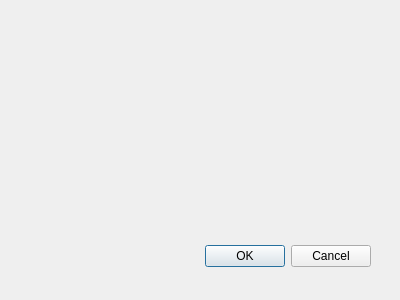
Qt form tidy_city_dialog_base.ui (IGNF/NeatMap) before a commit.
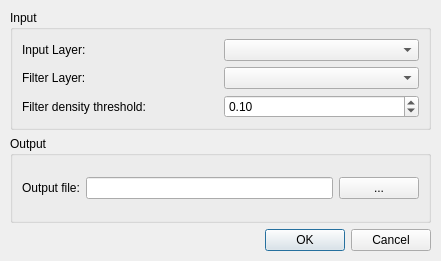
The same form after that commit.

Commit message: first version with sample measures

```diff
--- a/tidy_city_dialog_base.ui
+++ b/tidy_city_dialog_base.ui
@@ -1,32 +1,145 @@
 <ui version="4.0" >
  <class>TidyCityDialogBase</class>
- <widget class="QDialog" name="TidyCityDialogBase" >
-  <property name="geometry" >
+ <widget class="QDialog" name="TidyCityDialogBase">
+  <property name="geometry">
    <rect>
     <x>0</x>
     <y>0</y>
-    <width>400</width>
-    <height>300</height>
+    <width>441</width>
+    <height>261</height>
    </rect>
   </property>
   <property name="windowTitle" >
    <string>TidyCity</string>
   </property>
-  <widget class="QDialogButtonBox" name="button_box" >
-   <property name="geometry" >
+  <widget class="QWidget" name="verticalLayoutWidget">
+   <property name="geometry">
     <rect>
-     <x>30</x>
-     <y>240</y>
-     <width>341</width>
-     <height>32</height>
+     <x>10</x>
+     <y>10</y>
+     <width>421</width>
+     <height>241</height>
     </rect>
    </property>
-   <property name="orientation" >
-    <enum>Qt::Horizontal</enum>
-   </property>
-   <property name="standardButtons" >
-    <set>QDialogButtonBox::Cancel|QDialogButtonBox::Ok</set>
-   </property>
+   <layout class="QVBoxLayout" name="verticalLayout_2">
+    <item>
+     <widget class="QGroupBox" name="groupBox">
+      <property name="autoFillBackground">
+       <bool>false</bool>
+      </property>
+      <property name="title">
+       <string>Input</string>
+      </property>
+      <property name="flat">
+       <bool>false</bool>
+      </property>
+      <layout class="QVBoxLayout" name="verticalLayout_4">
+       <item>
+        <layout class="QHBoxLayout" name="horizontalLayout_6">
+         <item>
+          <widget class="QLabel" name="label_2">
+           <property name="text">
+            <string>Input Layer:</string>
+           </property>
+          </widget>
+         </item>
+         <item>
+          <widget class="QComboBox" name="inputLayerComboBox"/>
+         </item>
+        </layout>
+       </item>
+       <item>
+        <layout class="QHBoxLayout" name="horizontalLayout_7">
+         <item>
+          <widget class="QLabel" name="label_3">
+           <property name="text">
+            <string>Filter Layer:</string>
+           </property>
+          </widget>
+         </item>
+         <item>
+          <widget class="QComboBox" name="filterLayerComboBox"/>
+         </item>
+        </layout>
+       </item>
+       <item>
+        <layout class="QHBoxLayout" name="horizontalLayout_8">
+         <item>
+          <widget class="QLabel" name="label_4">
+           <property name="text">
+            <string>Filter density threshold:</string>
+           </property>
+          </widget>
+         </item>
+         <item>
+          <widget class="QDoubleSpinBox" name="thresholdDoubleSpinBox">
+           <property name="decimals">
+            <number>2</number>
+           </property>
+           <property name="maximum">
+            <double>1.000000000000000</double>
+           </property>
+           <property name="singleStep">
+            <double>0.100000000000000</double>
+           </property>
+           <property name="value">
+            <double>0.100000000000000</double>
+           </property>
+          </widget>
+         </item>
+        </layout>
+       </item>
+      </layout>
+     </widget>
+    </item>
+    <item>
+     <widget class="QGroupBox" name="groupBox_2">
+      <property name="title">
+       <string>Output</string>
+      </property>
+      <layout class="QVBoxLayout" name="verticalLayout_3">
+       <item>
+        <layout class="QHBoxLayout" name="horizontalLayout_5">
+         <item>
+          <widget class="QLabel" name="label">
+           <property name="text">
+            <string>Output file:</string>
+           </property>
+          </widget>
+         </item>
+         <item>
+          <widget class="QLineEdit" name="fileLineEdit">
+           <property name="toolTip">
+            <string>choose file</string>
+           </property>
+          </widget>
+         </item>
+         <item>
+          <widget class="QPushButton" name="fileButton">
+           <property name="toolTip">
+            <string>choose file</string>
+           </property>
+           <property name="text">
+            <string>...</string>
+           </property>
+          </widget>
+         </item>
+        </layout>
+       </item>
+      </layout>
+     </widget>
+    </item>
+    <item>
+     <widget class="QDialogButtonBox" name="button_box">
+      <property name="orientation">
+       <enum>Qt::Horizontal</enum>
+      </property>
+      <property name="standardButtons">
+       <set>QDialogButtonBox::Cancel|QDialogButtonBox::Ok</set>
+      </property>
+     </widget>
+    </item>
+   </layout>
   </widget>
  </widget>
  <resources/>
```
Left out of the diff: 49 changed lines with no effect on the pictures. The commit also changes 1 other file.
